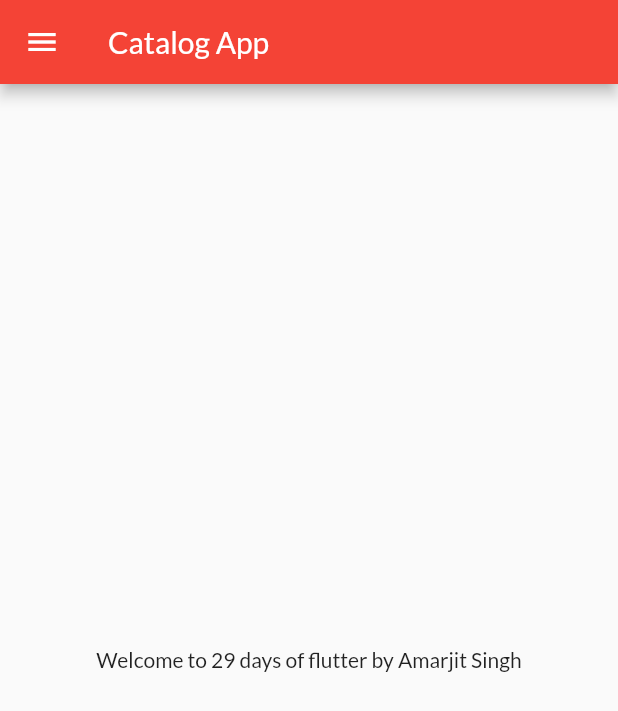
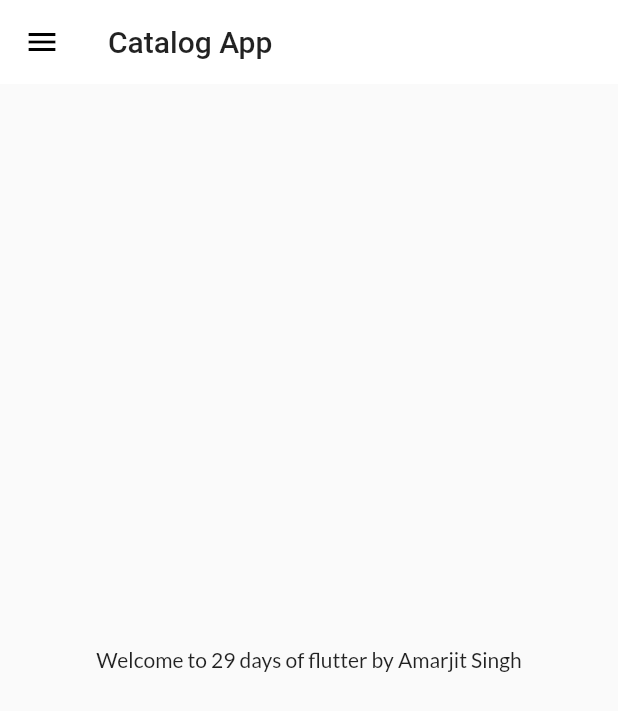
Before and after one commit to amarjitsingh52922/flutterlearn, a Flutter app: the screen it shows after launch, on a phone screen of 412 x 824 dp. Shown: the top 711 px of the screen. Run offline on Flutter 3.47's test engine with Material 2 defaults, Android fonts, the phone set to English and light mode, and no system bars; our stand-ins replace google_fonts.

Commit message:
day10 completed

```diff
--- a/lib/main.dart
+++ b/lib/main.dart
@@ -1,5 +1,6 @@
 import 'package:firstapp/pages/home_page.dart';
 import 'package:firstapp/pages/login_page.dart';
+import 'package:firstapp/widgets/themes.dart';
 import 'package:flutter/material.dart';
 import 'package:google_fonts/google_fonts.dart';
 import 'package:firstapp/utils/routes.dart';
@@ -15,11 +16,8 @@ class MyApp extends StatelessWidget {
   Widget build(BuildContext context) {
     return MaterialApp(
       debugShowCheckedModeBanner: false,
-      theme: ThemeData(
-        primarySwatch: Colors.red,
-        primaryTextTheme: GoogleFonts.latoTextTheme(),
-        fontFamily: GoogleFonts.lato().fontFamily,
-      ),
+      theme: MyTheme.lightTheme(context),
+      darkTheme: MyTheme.darkTheme(context),
       //  home: HomePage(),
       routes: {
         "/": (context) => HomePage(),
--- /dev/null
+++ b/lib/widgets/themes.dart
@@ -0,0 +1,20 @@
+import 'package:flutter/material.dart';
+import 'package:google_fonts/google_fonts.dart';
+
+class MyTheme {
+  static ThemeData lightTheme(BuildContext context) => ThemeData(
+        primarySwatch: Colors.deepPurple,
+        primaryTextTheme: GoogleFonts.latoTextTheme(),
+        fontFamily: GoogleFonts.lato().fontFamily,
+        appBarTheme: AppBarTheme(
+          color: Colors.white,
+          elevation: 0.0,
+          iconTheme: IconThemeData(color: Colors.black),
+          textTheme: Theme.of(context).textTheme,
+        ),
+      );
+
+  static ThemeData darkTheme(BuildContext context) => ThemeData(
+        brightness: Brightness.dark,
+      );
+}
```
Also changed, not shown: lib/models/catalog.dart (added, +10 -0 lines).
